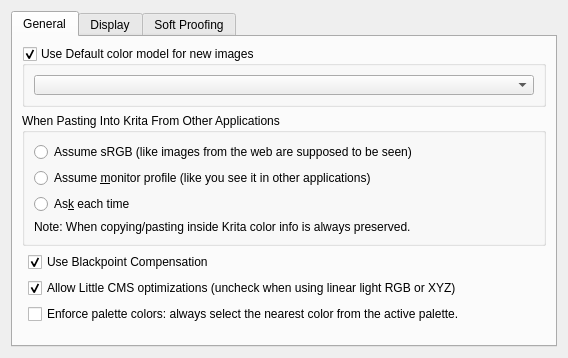
First picture: the form in libs/ui/forms/wdgcolorsettings.ui, repository KDE/krita, before the edit.
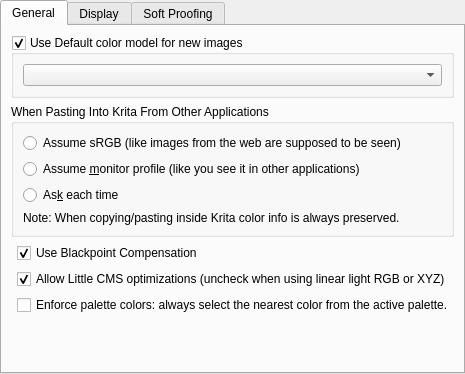
Second picture: the form after the edit. Custom widgets are drawn as their Qt base class.

```diff
--- a/libs/ui/forms/wdgcolorsettings.ui
+++ b/libs/ui/forms/wdgcolorsettings.ui
@@ -6,18 +6,22 @@
   </author>
  <class>WdgColorSettings</class>
  <widget class="QWidget" name="WdgColorSettings">
-  <property name="geometry">
-   <rect>
-    <x>0</x>
-    <y>0</y>
-    <width>568</width>
-    <height>358</height>
-   </rect>
-  </property>
   <property name="windowTitle">
    <string>Color Settings</string>
   </property>
   <layout class="QGridLayout" name="gridLayout">
+   <property name="leftMargin">
+    <number>0</number>
+   </property>
+   <property name="topMargin">
+    <number>0</number>
+   </property>
+   <property name="rightMargin">
+    <number>0</number>
+   </property>
+   <property name="bottomMargin">
+    <number>0</number>
+   </property>
    <item row="0" column="0">
     <widget class="QTabWidget" name="tabWidget">
      <property name="currentIndex">
```
